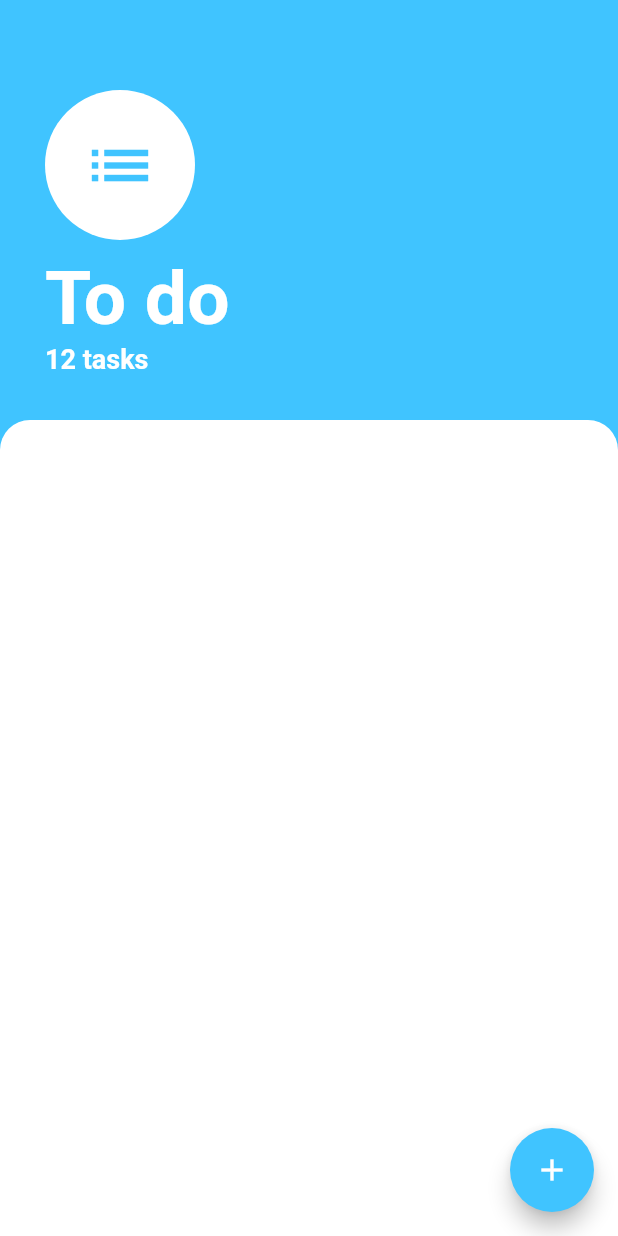
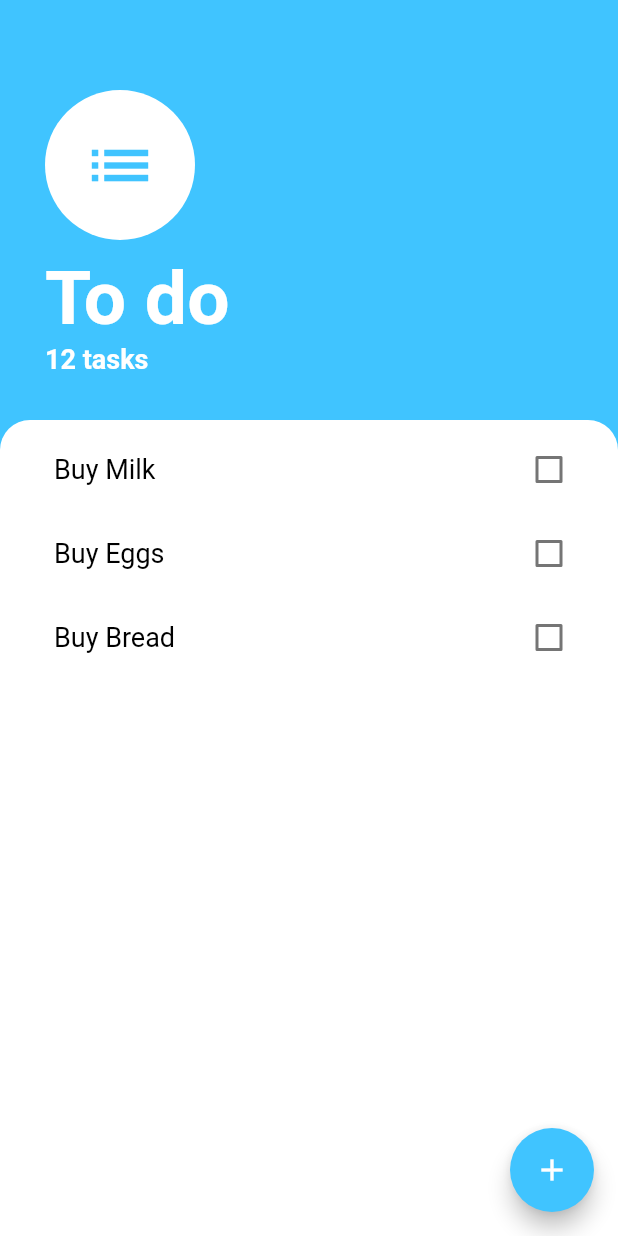
Before and after one commit to szamotine/ToDoList_flutter, a Flutter app: the screen it shows after launch, on a phone screen of 412 x 824 dp. Run offline on Flutter 3.47's test engine with Material 2 defaults, Android fonts, the phone set to English and light mode, and no system bars.

Commit message:
Added task list

```diff
--- a/lib/components/constants.dart
+++ b/lib/components/constants.dart
@@ -11,3 +11,14 @@ const kToDoSubTitleTextStyle = TextStyle(
   color: Colors.white,
   fontWeight: FontWeight.w700,
 );
+
+const kTaskListTextStyle = TextStyle(
+  fontSize: 18,
+  color: Colors.black,
+);
+
+const kTaskListStrikeThroughTextStyle = TextStyle(
+  fontSize: 18,
+  color: Colors.black,
+  decoration: TextDecoration.lineThrough,
+);
--- /dev/null
+++ b/lib/custom_widgets/task_list.dart
@@ -0,0 +1,41 @@
+import 'package:flutter/material.dart';
+
+import '../components/constants.dart';
+
+class TaskList extends StatefulWidget {
+  const TaskList({
+    super.key,
+    required this.toDoList,
+    required this.list,
+  });
+
+  final List<String> toDoList;
+  final Map<String, bool> list;
+  @override
+  State<TaskList> createState() => _TaskListState();
+}
+
+class _TaskListState extends State<TaskList> {
+  @override
+  Widget build(BuildContext context) {
+    return ListView.builder(
+        itemCount: widget.toDoList.length,
+        itemBuilder: (Buildcontext, int index) {
+          return CheckboxListTile(
+            title: Text(
+              widget.toDoList[index],
+              style: widget.list[widget.toDoList[index]]! ? kTaskListStrikeThroughTextStyle : kTaskListTextStyle,
+            ),
+            value: widget.list[widget.toDoList[index]],
+            onChanged: (bool? value) {
+              if (value != null) {
+                setState(() {
+                  print('Changing value to $value');
+                  widget.list[widget.toDoList[index]] = value;
+                });
+              }
+            },
+          );
+        });
+  }
+}
--- a/lib/main.dart
+++ b/lib/main.dart
@@ -11,7 +11,7 @@ class MyApp extends StatelessWidget {
 
   @override
   Widget build(BuildContext context) {
-    return const MaterialApp(
+    return MaterialApp(
       home: TaskScreen(),
     );
   }
--- a/lib/screens/task_screen.dart
+++ b/lib/screens/task_screen.dart
@@ -1,9 +1,18 @@
 import 'package:flutter/material.dart';
 
 import '../components/constants.dart';
+import '../custom_widgets/task_list.dart';
 
 class TaskScreen extends StatelessWidget {
-  const TaskScreen({super.key});
+  TaskScreen({super.key});
+
+  late Map<String, bool> list = Map.fromIterable(toDoList, key: (item) => item, value: (item) => false);
+
+  late List<String> toDoList = [
+    'Buy Milk',
+    'Buy Eggs',
+    'Buy Bread',
+  ];
 
   @override
   Widget build(BuildContext context) {
@@ -53,6 +62,10 @@ class TaskScreen extends StatelessWidget {
                   color: Colors.white,
                   borderRadius: BorderRadius.vertical(top: Radius.circular(20)),
                 ),
+                child: Padding(
+                  padding: const EdgeInsets.fromLTRB(20, 5, 10, 5),
+                  child: TaskList(toDoList: toDoList, list: list),
+                ),
               ),
             )
           ],
```
